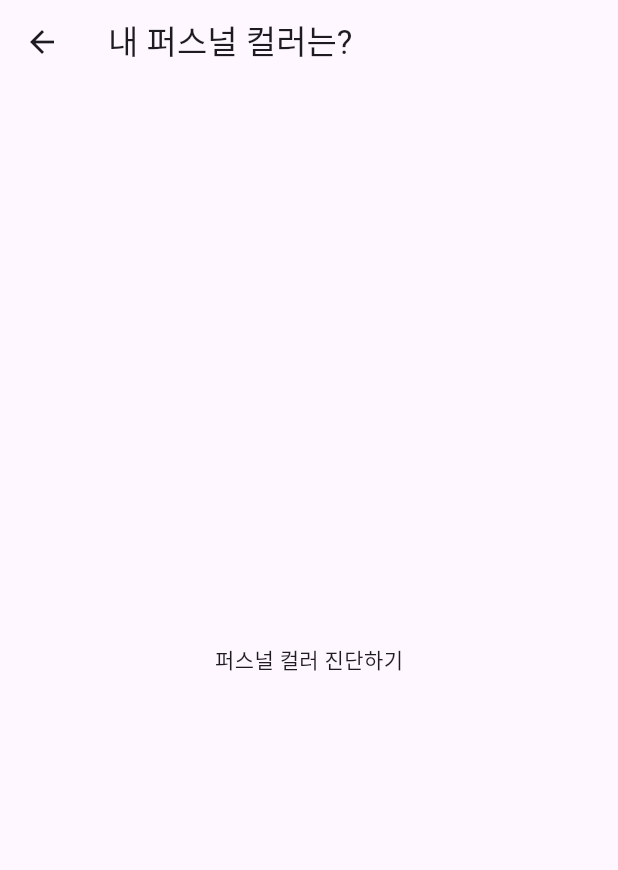
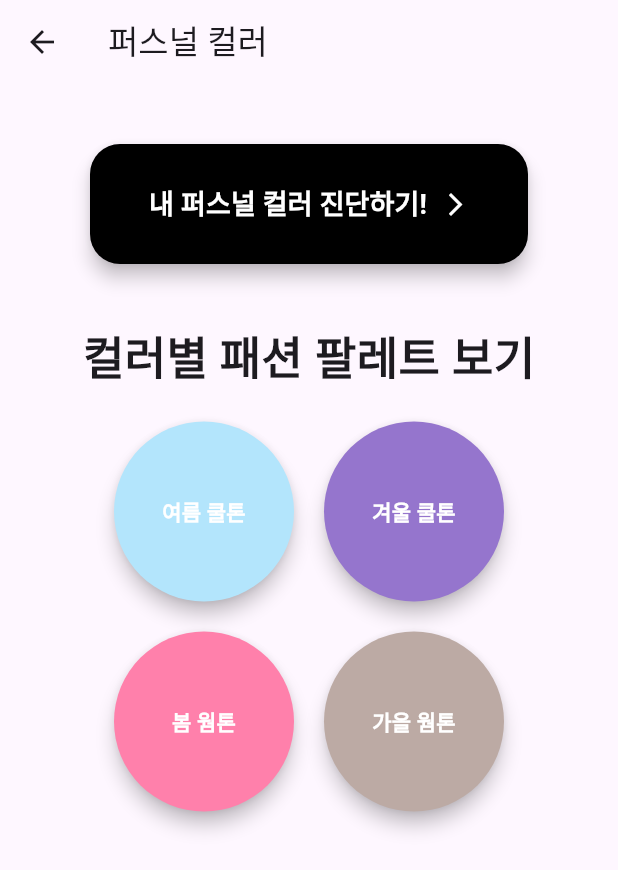
Before and after one commit to my-mini-closet/main_repo, a Flutter app: the PersonalColorScreen screen opened directly, on a phone screen of 412 x 824 dp. Shown: the top 870 px of the screen. Run offline on Flutter 3.47's test engine with Material 3 defaults, Android fonts, the phone set to English and light mode, and no system bars; our stand-ins replace cached_network_image, cloud_firestore, firebase_core, firebase_storage, image_picker; missing offline and left inert: kakao_flutter_sdk; accounts and stored records are empty.

Commit message:
make personal color logic, add 2 files

```diff
--- /dev/null
+++ b/assets/txt/fall.txt
@@ -0,0 +1,15 @@
+가을 웜톤을 위한 패션 팁을 알려드릴게요. 가을 웜톤은 주로 따뜻하고 깊은 색상이 잘 어울립니다. 다음은 가을 웜톤을 위한 몇 가지 패션 팁입니다.
+
+색상 선택
+따뜻하고 깊은 색상: 브라운, 테라코타, 머스타드, 올리브 그린 등 따뜻하고 깊은 색상이 잘 어울립니다. 예를 들어, 초콜릿 브라운, 테라코타 오렌지 등이 있습니다.
+따뜻한 뉴트럴: 베이지, 카멜, 크림 등의 따뜻한 뉴트럴 색상도 잘 맞습니다. 예를 들어, 카멜 브라운, 웜 베이지 등이 있습니다.
+레드와 오렌지: 브릭 레드, 버건디, 다크 오렌지 등의 따뜻한 레드와 오렌지 색상도 어울립니다.
+
+패브릭 선택
+무게감 있는 소재: 가을 웜톤은 울, 트위드, 코듀로이 등 무게감 있는 소재가 잘 어울립니다.
+텍스처 있는 소재: 텍스처가 있는 소재도 가을 웜톤의 피부를 더 돋보이게 만들어줍니다. 예를 들어, 니트나 스웨이드 소재가 좋습니다.
+
+스타일링 팁
+빈티지하고 클래식한 디자인: 가을 웜톤은 빈티지하고 클래식한 디자인이 잘 어울립니다. 예를 들어, 트렌치 코트나 클래식한 핏의 재킷을 선택해 보세요.
+액세서리: 골드, 브론즈 등의 따뜻한 금속 색상의 액세서리가 잘 어울립니다. 특히, 호박색이나 터콰이즈 같은 따뜻한 색상의 보석도 좋습니다.
+레이어링: 무게감 있는 소재를 활용한 레이어링을 시도해 보세요. 가을 웜톤은 여러 겹을 겹쳐 입어도 세련된 느낌을 줄 수 있습니다.
--- /dev/null
+++ b/assets/txt/spring.txt
@@ -0,0 +1,15 @@
+봄 웜톤을 위한 패션 팁을 알려드릴게요. 봄 웜톤은 주로 밝고 따뜻한 색상이 잘 어울립니다. 다음은 봄 웜톤을 위한 몇 가지 패션 팁입니다.
+
+색상 선택
+밝고 따뜻한 색상: 피치, 코랄, 애프리콧, 라이트 옐로우 등 밝고 따뜻한 색상이 잘 어울립니다. 예를 들어, 피치 핑크, 라이트 코랄 등이 있습니다.
+따뜻한 뉴트럴: 베이지, 카멜, 아이보리 등의 따뜻한 뉴트럴 색상도 잘 맞습니다. 예를 들어, 웜 베이지, 라이트 카멜 등이 있습니다.
+밝은 그린과 블루: 라이트 그린, 터콰이즈, 아쿠아 등의 밝은 그린과 블루 색상도 어울립니다.
+
+패브릭 선택
+가볍고 부드러운 소재: 봄 웜톤은 가볍고 부드러운 소재가 잘 어울립니다. 면, 린넨, 실크 등 통기성이 좋은 소재를 선택하세요.
+플로럴 패턴: 봄 웜톤은 밝고 화사한 플로럴 패턴도 잘 어울립니다. 특히 피치나 코랄 톤의 플로럴 패턴은 봄 웜톤의 피부를 더 화사하게 만들어줍니다.
+
+스타일링 팁
+부드럽고 로맨틱한 디자인: 봄 웜톤은 부드럽고 로맨틱한 디자인이 잘 어울립니다. 예를 들어, 러플이나 레이스 디테일이 있는 옷을 선택해 보세요.
+액세서리: 골드, 로즈 골드 등의 따뜻한 금속 색상의 액세서리가 잘 어울립니다. 특히, 코랄이나 피치 색상의 보석도 좋습니다.
+레이어링: 가볍고 부드러운 소재를 활용한 레이어링을 시도해 보세요. 봄 웜톤은 여러 겹을 겹쳐 입어도 화사한 느낌을 줄 수 있습니다.
--- /dev/null
+++ b/assets/txt/summer.txt
@@ -0,0 +1,15 @@
+여름 쿨톤을 위한 패션 팁을 알려드릴게요. 여름 쿨톤은 주로 부드럽고 선명한 색상, 차분한 파스텔 톤이 잘 어울립니다. 다음은 여름 쿨톤을 위한 몇 가지 패션 팁입니다.
+
+색상 선택
+파스텔 톤: 라벤더, 민트, 베이비 블루, 소프트 핑크 등 부드럽고 차분한 파스텔 톤의 색상은 여름 쿨톤에 잘 어울립니다.
+차가운 색상: 블루, 그린, 퍼플 계열의 차가운 색상도 잘 맞습니다. 예를 들어, 스카이 블루, 아이스 블루, 쿨 그린, 라벤더 등이 있습니다.
+중간 밝기: 너무 어둡거나 너무 밝지 않은 중간 밝기의 색상이 좋습니다. 예를 들어, 그레이시 블루, 더스티 로즈 등.
+
+패브릭 선택
+가벼운 소재: 여름 쿨톤은 가볍고 통기성이 좋은 소재가 잘 어울립니다. 면, 린넨, 실크 등 부드럽고 가벼운 소재를 선택하세요.
+레이스나 쉬폰: 여성스럽고 부드러운 레이스나 쉬폰 소재도 잘 어울립니다. 특히 파스텔 톤의 레이스나 쉬폰은 여름 쿨톤의 피부를 화사하게 만들어줍니다.
+
+스타일링 팁
+심플하고 깔끔한 디자인: 복잡한 패턴보다는 심플하고 깔끔한 디자인이 여름 쿨톤에 잘 맞습니다. 단정하고 세련된 룩을 연출해보세요.
+액세서리: 실버나 화이트 골드, 플래티넘 등의 차가운 금속 색상의 액세서리가 잘 어울립니다. 진주나 아쿠아마린 같은 차가운 색상의 보석도 좋습니다.
+레이어링: 가볍고 얇은 소재를 활용한 레이어링을 시도해 보세요. 여름 쿨톤은 여러 겹을 겹쳐 입어도 답답해 보이지 않고 세련된 느낌을 줄 수 있습니다.
--- /dev/null
+++ b/assets/txt/winter.txt
@@ -0,0 +1,15 @@
+겨울 쿨톤을 위한 패션 팁을 알려드릴게요. 겨울 쿨톤은 주로 선명하고 대조적인 색상이 잘 어울립니다. 다음은 겨울 쿨톤을 위한 몇 가지 패션 팁입니다.
+
+색상 선택
+선명한 색상: 블랙, 화이트, 네이비, 다크 그레이 등 선명하고 대조적인 색상이 잘 어울립니다. 특히 블랙과 화이트의 조합은 겨울 쿨톤의 피부를 돋보이게 합니다.
+차가운 색상: 블루, 퍼플, 레드 계열의 차가운 색상도 잘 맞습니다. 예를 들어, 로얄 블루, 버건디, 다크 퍼플 등이 있습니다.
+메탈릭: 실버, 블루 메탈릭, 건메탈 등의 메탈릭 색상이 잘 어울립니다.
+
+패브릭 선택
+고급스러운 소재: 겨울 쿨톤은 벨벳, 실크, 새틴, 울 등 고급스럽고 무게감 있는 소재가 잘 어울립니다.
+광택 있는 소재: 실크나 새틴처럼 광택이 있는 소재가 겨울 쿨톤의 피부를 더 화사하게 만들어줍니다.
+
+스타일링 팁
+모던하고 세련된 디자인: 겨울 쿨톤은 모던하고 세련된 디자인이 잘 어울립니다. 간결하면서도 대담한 룩을 연출해보세요.
+액세서리: 실버, 플래티넘 등의 차가운 금속 색상의 액세서리가 잘 어울립니다. 다이아몬드나 사파이어 같은 보석도 좋습니다.
+대조적인 조합: 블랙과 화이트, 네이비와 실버 등 대조적인 색상의 조합을 시도해 보세요. 이런 조합이 겨울 쿨톤의 매력을 극대화시킵니다.
--- a/lib/screens/home_screen.dart
+++ b/lib/screens/home_screen.dart
@@ -4,7 +4,6 @@ import 'board_screen.dart';
 import 'recommendation_screen.dart' as recommendation;
 import 'personal_color_screen.dart';
 import '../widgets/bottom_nav_bar.dart';
-import 'login_screen.dart';
 
 class HomeScreen extends StatefulWidget {
   @override
--- a/lib/screens/personal_color_screen.dart
+++ b/lib/screens/personal_color_screen.dart
@@ -1,15 +1,136 @@
 import 'package:flutter/material.dart';
+import 'color_palette_screen.dart';
+import 'diagnosis_screen.dart';
 
 class PersonalColorScreen extends StatelessWidget {
   @override
   Widget build(BuildContext context) {
     return Scaffold(
       appBar: AppBar(
-        title: Text('내 퍼스널 컬러는? '),
+        title: Text('퍼스널 컬러'),
       ),
-      body: Center(
-        child: Text('퍼스널 컬러 진단하기'),
+      body: Padding(
+        padding: const EdgeInsets.all(40),
+        child: Column(
+          crossAxisAlignment: CrossAxisAlignment.center,
+          children: <Widget>[
+            _buildDiagnosisButton(
+              context: context,
+              text: '내 퍼스널 컬러 진단하기!',
+              onPressed: () {
+                Navigator.push(
+                  context,
+                  MaterialPageRoute(
+                    builder: (context) => DiagnosisScreen(),
+                  ),
+                );
+              },
+            ),
+            SizedBox(height: 40),
+            Text(
+              '컬러별 패션 팔레트 보기',
+              style: TextStyle(fontSize: 30, fontWeight: FontWeight.bold),
+            ),
+            SizedBox(height: 20),
+            _buildToneSelectionButtons(context),
+          ],
+        ),
       ),
     );
   }
+
+  Widget _buildDiagnosisButton({
+    required BuildContext context,
+    required String text,
+    required VoidCallback onPressed,
+  }) {
+    return Container(
+      width: double.infinity,
+      height: 80,
+      margin: EdgeInsets.symmetric(horizontal: 20),
+      child: ElevatedButton(
+        style: ElevatedButton.styleFrom(
+          backgroundColor: Colors.black,
+          shape: RoundedRectangleBorder(
+            borderRadius: BorderRadius.circular(20),
+          ),
+          elevation: 5,
+        ),
+        onPressed: onPressed,
+        child: Row(
+          mainAxisAlignment: MainAxisAlignment.center,
+          children: [
+            Text(
+              text,
+              style: TextStyle(fontSize: 18, fontWeight: FontWeight.bold, color: Colors.white),
+            ),
+            SizedBox(width: 10),
+            Icon(Icons.arrow_forward_ios, color: Colors.white),
+          ],
+        ),
+      ),
+    );
+  }
+
+  Widget _buildToneSelectionButtons(BuildContext context) {
+    final tones = [
+      '여름 쿨톤',
+      '겨울 쿨톤',
+      '봄 웜톤',
+      '가을 웜톤',
+    ];
+
+    return Wrap(
+      spacing: 20,
+      runSpacing: 20,
+      alignment: WrapAlignment.center,
+      children: tones.map((tone) {
+        return Container(
+          width: 120,
+          height: 120,
+          child: ElevatedButton(
+            style: ElevatedButton.styleFrom(
+              backgroundColor: _getToneColor(tone),
+              shape: CircleBorder(),
+              elevation: 5, // Shadow
+            ),
+            onPressed: () {
+              Navigator.push(
+                context,
+                MaterialPageRoute(
+                  builder: (context) => ColorPaletteScreen(tone: tone),
+                ),
+              );
+            },
+            child: Center(
+              child: Text(
+                tone,
+                style: TextStyle(
+                  fontSize: 14,
+                  fontWeight: FontWeight.bold,
+                  color: Colors.white,
+                ),
+                textAlign: TextAlign.center,
+              ),
+            ),
+          ),
+        );
+      }).toList(),
+    );
+  }
+
+  Color _getToneColor(String tone) {
+    switch (tone) {
+      case '여름 쿨톤':
+        return Colors.lightBlue[100]!;
+      case '겨울 쿨톤':
+        return Colors.deepPurple[300]!;
+      case '봄 웜톤':
+        return Colors.pinkAccent[100]!;
+      case '가을 웜톤':
+        return Colors.brown[200]!;
+      default:
+        return Colors.grey[300]!;
+    }
+  }
 }
```
Also changed, not shown: lib/screens/color_palette_screen.dart (added, +145 -0 lines), lib/screens/diagnosis_screen.dart (added, +141 -0 lines).
